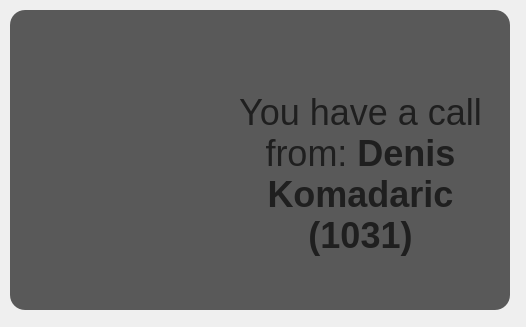
Above: PopupWindow.ui from okostynchuk/Outcall before the change. Below: the same form after it.
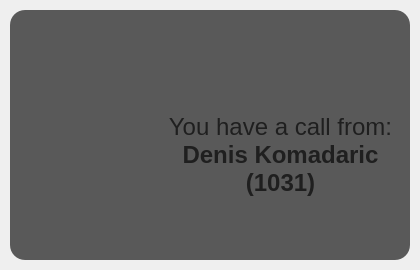
That is the form after the change. Icons and pictures are not drawn.

Commit message: styles are better than before

The edit to the form file:
```diff
--- a/PopupWindow.ui
+++ b/PopupWindow.ui
@@ -9,14 +9,14 @@
    <rect>
     <x>0</x>
     <y>0</y>
-    <width>526</width>
-    <height>327</height>
+    <width>420</width>
+    <height>270</height>
    </rect>
   </property>
   <property name="minimumSize">
    <size>
-    <width>510</width>
-    <height>310</height>
+    <width>410</width>
+    <height>260</height>
    </size>
   </property>
   <property name="windowTitle">
@@ -35,14 +35,14 @@
     <rect>
      <x>10</x>
      <y>10</y>
-     <width>500</width>
-     <height>300</height>
+     <width>400</width>
+     <height>250</height>
     </rect>
    </property>
    <property name="minimumSize">
     <size>
-     <width>500</width>
-     <height>300</height>
+     <width>400</width>
+     <height>250</height>
     </size>
    </property>
    <property name="font">
@@ -66,8 +66,8 @@
   <widget class="QLabel" name="lblText">
    <property name="geometry">
     <rect>
-     <x>190</x>
-     <y>89</y>
+     <x>110</x>
+     <y>70</y>
      <width>341</width>
      <height>171</height>
     </rect>
@@ -80,7 +80,7 @@
    </property>
    <property name="font">
     <font>
-     <pointsize>27</pointsize>
+     <pointsize>18</pointsize>
     </font>
    </property>
    <property name="styleSheet">
@@ -106,10 +106,10 @@
   <widget class="QLabel" name="lblAvatar">
    <property name="geometry">
     <rect>
-     <x>60</x>
-     <y>90</y>
-     <width>120</width>
-     <height>120</height>
+     <x>40</x>
+     <y>80</y>
+     <width>90</width>
+     <height>90</height>
     </rect>
    </property>
    <property name="sizePolicy">
@@ -120,8 +120,8 @@
    </property>
    <property name="minimumSize">
     <size>
-     <width>120</width>
-     <height>120</height>
+     <width>90</width>
+     <height>90</height>
     </size>
    </property>
    <property name="maximumSize">
```
